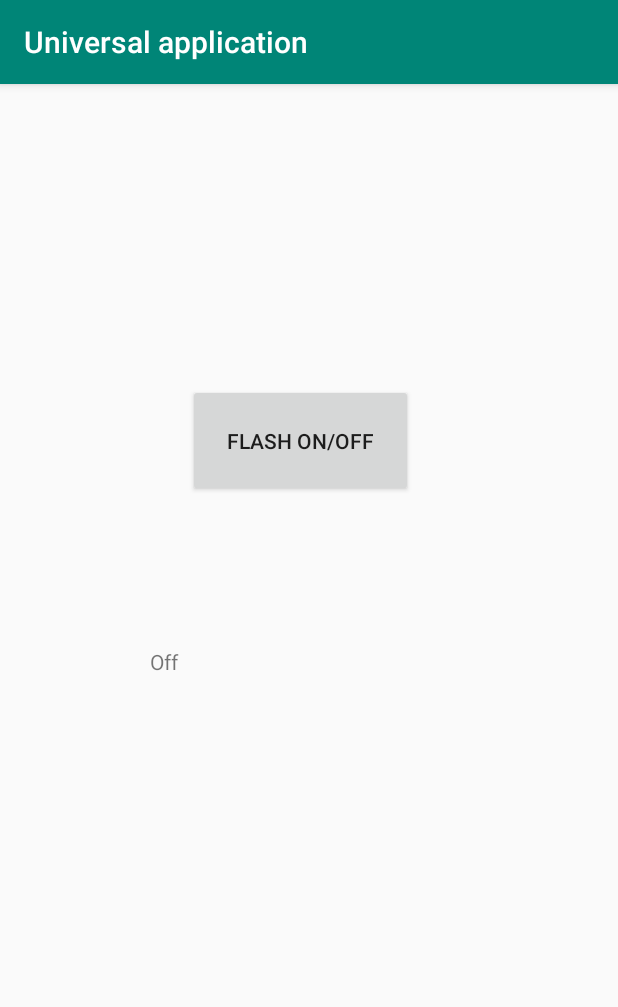
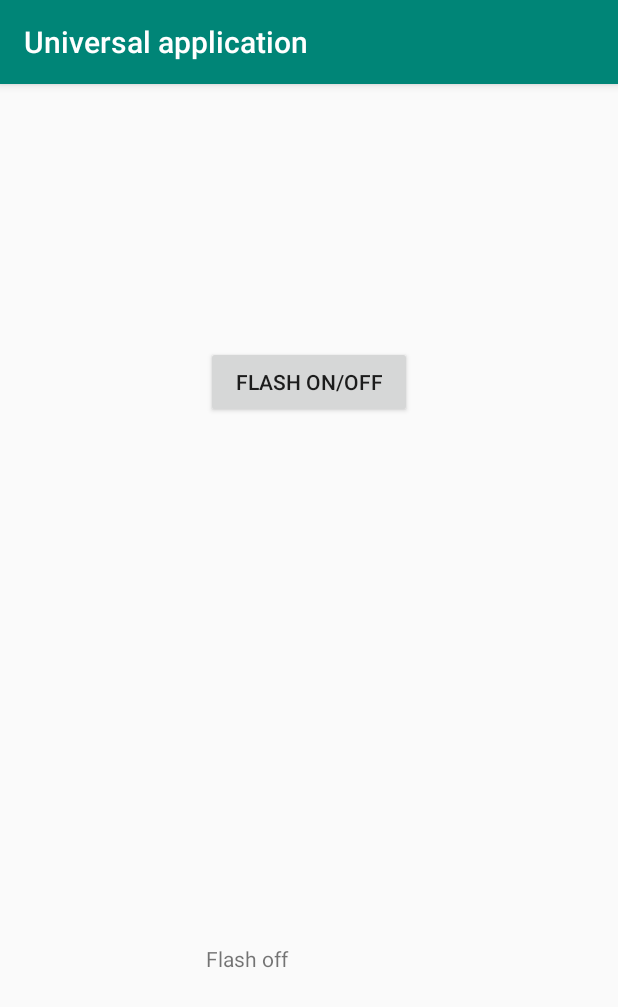
Before and after one commit to GFPCommand/Universal-application, an Android app: the FlashActivity screen opened directly, with no data from a screen before it, after a tap on "FLASH ON/OFF", on a phone screen of 412 x 824 dp. Shown: the top 1007 px of the screen. Run offline under Robolectric (Android 15) with nearby library versions, the phone set to English and light mode, and no system bars.

Commit message:
add flash

```diff
--- a/app/src/main/java/com/GFPCommand/UAFA/FlashActivity.java
+++ b/app/src/main/java/com/GFPCommand/UAFA/FlashActivity.java
@@ -2,6 +2,7 @@ package com.GFPCommand.UAFA;
 
 import android.content.pm.ActivityInfo;
 import android.hardware.Camera;
+import android.hardware.Camera.Parameters;
 import android.support.v7.app.AppCompatActivity;
 import android.os.Bundle;
 import android.view.View;
@@ -9,12 +10,14 @@ import android.view.Window;
 import android.view.WindowManager;
 import android.widget.Button;
 import android.widget.TextView;
+import android.widget.Toast;
 
 public class FlashActivity extends AppCompatActivity implements View.OnClickListener {
 
     private Button flashActivate;
     private TextView status;
     private boolean activate = false;
+    private Camera camera;
 
     @Override
     protected void onCreate(Bundle savedInstanceState) {
@@ -32,18 +35,25 @@ public class FlashActivity extends AppCompatActivity implements View.OnClickList
 
     @Override
     public void onClick(View view){
-
-        Camera camera = Camera.open();
-
-        Camera.Parameters parameters = camera.getParameters();
-        if (!activate) {
-            parameters.setFlashMode(Camera.Parameters.FLASH_MODE_OFF);
-            status.setText("Off");
-        } else {
-            parameters.setFlashMode(Camera.Parameters.FLASH_MODE_ON);
-            status.setText("On");
+        if (camera != null) {
+            camera.release();
         }
-        camera.setParameters(parameters);
-        camera.startPreview();
+        try {
+            camera = Camera.open();
+            Parameters params = camera.getParameters();
+            if (activate){
+                params.setFlashMode(Parameters.FLASH_MODE_TORCH);
+                camera.setParameters(params);
+                camera.startPreview();
+                status.setText("Flash on");
+            } else {
+                params.setFlashMode(Parameters.FLASH_MODE_OFF);
+                camera.setParameters(params);
+                camera.stopPreview();
+                status.setText("Flash off");
+            }
+        } catch (RuntimeException e) {
+            Toast.makeText(getApplicationContext(), "Error", Toast.LENGTH_LONG).show();
+        }
     }
 }
--- a/app/src/main/res/layout/activity_flash.xml
+++ b/app/src/main/res/layout/activity_flash.xml
@@ -7,20 +7,52 @@
     android:orientation="vertical"
     tools:context="com.GFPCommand.UAFA.FlashActivity">
 
-    <Button
-        android:id="@+id/flashAct"
-        android:layout_width="150dp"
-        android:layout_height="75dp"
-        android:layout_marginLeft="125dp"
-        android:layout_marginTop="200dp"
-        android:layout_weight="0"
-        android:text="Flash On/Off" />
+    <LinearLayout
+        android:layout_width="match_parent"
+        android:layout_height="wrap_content"
+        android:layout_weight="1">
 
-    <TextView
-        android:id="@+id/status"
-        android:layout_width="200dp"
+        <TextView
+            android:layout_width="match_parent"
+            android:layout_height="wrap_content"
+            android:layout_weight="1"/>
+
+        <Button
+            android:id="@+id/flashAct"
+            android:layout_width="match_parent"
+            android:layout_height="wrap_content"
+            android:text="Flash On/Off"
+            android:layout_weight="1"
+            android:layout_gravity="center"/>
+
+        <TextView
+            android:layout_width="match_parent"
+            android:layout_height="wrap_content"
+            android:layout_weight="1"/>
+
+    </LinearLayout>
+
+    <LinearLayout
+        android:layout_width="match_parent"
         android:layout_height="wrap_content"
-        android:layout_marginTop="100dp"
-        android:layout_weight="0"
-        android:layout_marginLeft="100dp"/>
+        android:layout_weight="1">
+
+        <TextView
+            android:layout_width="match_parent"
+            android:layout_height="wrap_content"
+            android:layout_weight="1"/>
+
+        <TextView
+            android:id="@+id/status"
+            android:layout_width="match_parent"
+            android:layout_height="wrap_content"
+            android:layout_gravity="center"
+            android:layout_weight="1"/>
+
+        <TextView
+            android:layout_width="match_parent"
+            android:layout_height="wrap_content"
+            android:layout_weight="1"/>
+
+    </LinearLayout>
 </LinearLayout>
```
